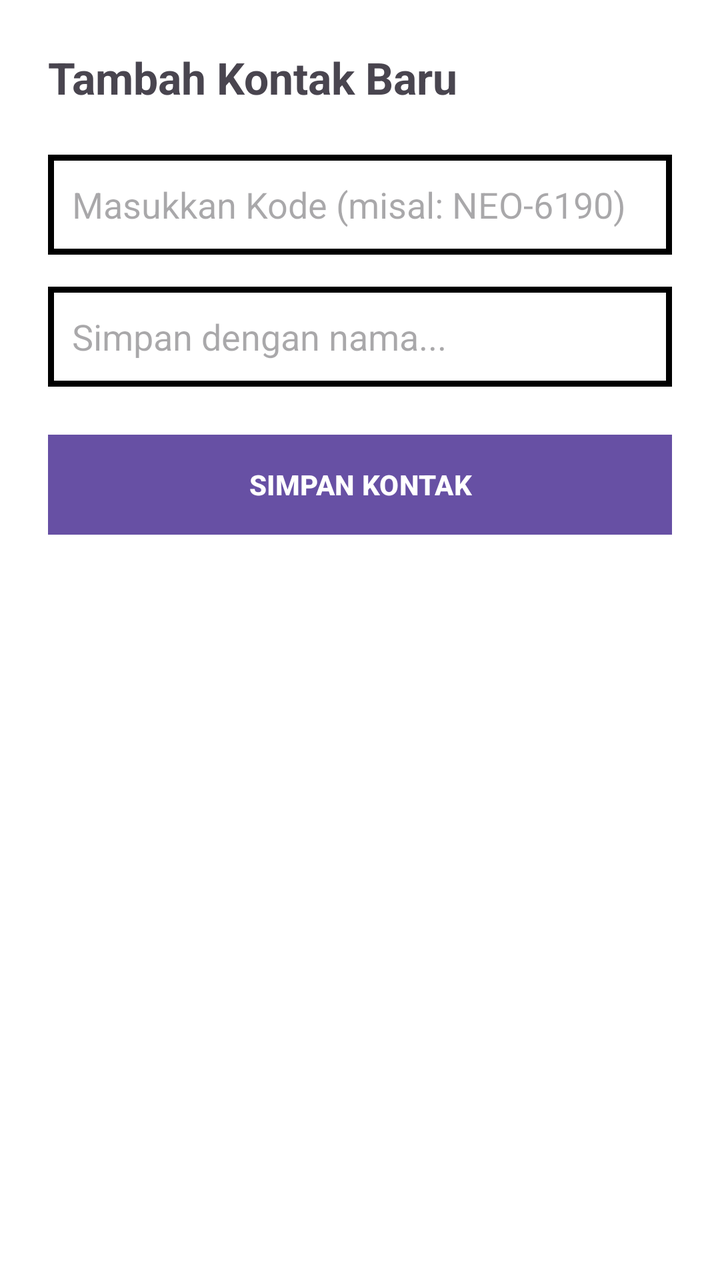
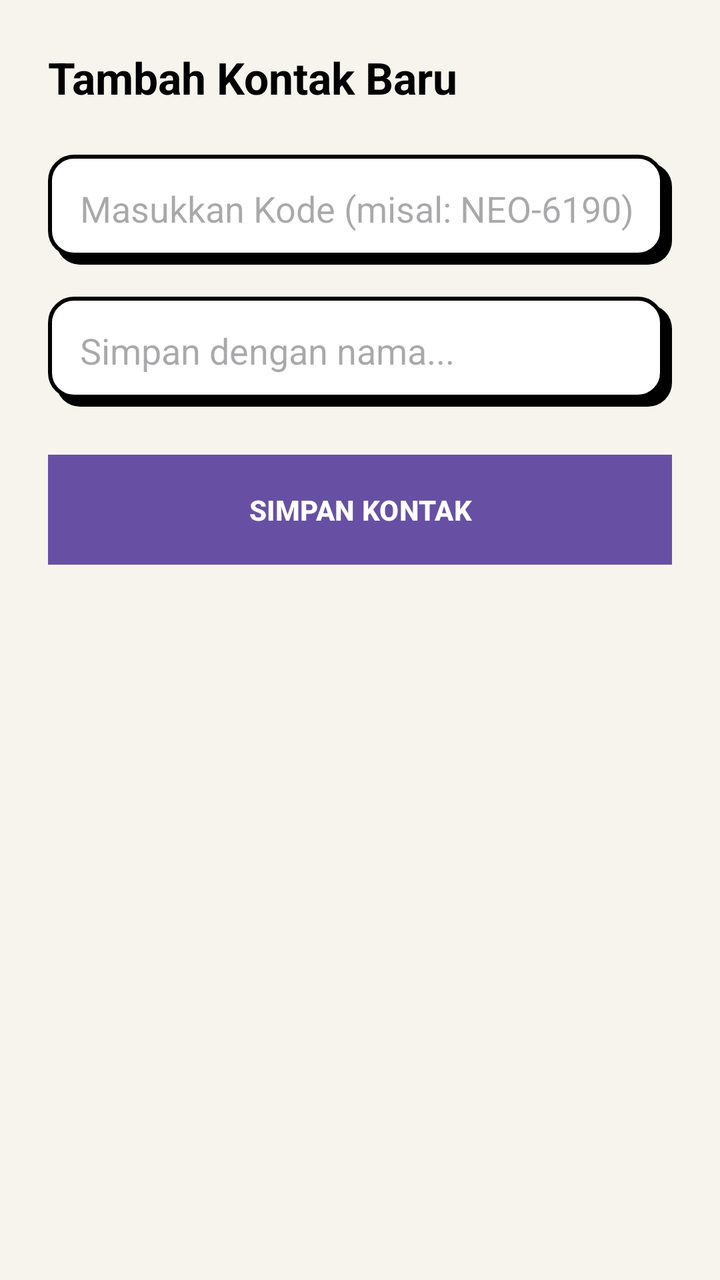

An Android layout rendered at two revisions. The XML below is the earlier revision; the diff shows what the commit changed to produce the second picture.
<!-- AndroidManifest.xml: application theme Theme.Material3.DayNight.NoActionBar -->
<!-- res/layout/activity_add_contact.xml -->
<?xml version="1.0" encoding="utf-8"?>
<LinearLayout xmlns:android="http://schemas.android.com/apk/res/android"
    android:layout_width="match_parent"
    android:layout_height="match_parent"
    android:orientation="vertical"
    android:background="#FFFFFF"
    android:padding="24dp">

    <TextView
        android:layout_width="wrap_content"
        android:layout_height="wrap_content"
        android:text="Tambah Kontak Baru"
        android:textSize="22sp"
        android:textStyle="bold"
        android:layout_marginBottom="24dp"/>

    <EditText
        android:id="@+id/etContactCode"
        android:layout_width="match_parent"
        android:layout_height="50dp"
        android:background="@drawable/nb_edittext_bg"
        android:hint="Masukkan Kode (misal: NEO-6190)"
        android:padding="12dp"
        android:layout_marginBottom="16dp"/>

    <EditText
        android:id="@+id/etContactName"
        android:layout_width="match_parent"
        android:layout_height="50dp"
        android:background="@drawable/nb_edittext_bg"
        android:hint="Simpan dengan nama..."
        android:padding="12dp"
        android:layout_marginBottom="24dp"/>

    <Button
        android:id="@+id/btnSaveContact"
        android:layout_width="match_parent"
        android:layout_height="50dp"
        android:background="@drawable/nb_button_bg"
        android:text="SIMPAN KONTAK"
        android:textColor="#FFFFFF"
        android:textStyle="bold"/>

</LinearLayout>
<!-- resources referenced by this layout -->
<resources>
  <!-- drawable nb_button_bg (drawable) -->
  <?xml version="1.0" encoding="utf-8"?>
  <shape xmlns:android="http://schemas.android.com/apk/res/android">
      <solid android:color="@color/nb_black" />
      <stroke android:width="3dp" android:color="@color/nb_black" />
      <corners android:radius="0dp" />
  </shape>
  <!-- drawable nb_edittext_bg (drawable) -->
  <?xml version="1.0" encoding="utf-8"?>
  <shape xmlns:android="http://schemas.android.com/apk/res/android">
      <solid android:color="@color/nb_white" />
      <stroke android:width="3dp" android:color="@color/nb_black" />
      <corners android:radius="0dp" />
  </shape>
  <color name="nb_black">#000000</color>
  <color name="nb_white">#FFFFFF</color>
</resources>

<!-- the commit's change to res/layout/activity_add_contact.xml (unified diff, before → after) -->
@@ -3,7 +3,7 @@
     android:layout_width="match_parent"
     android:layout_height="match_parent"
     android:orientation="vertical"
-    android:background="#FFFFFF"
+    android:background="@color/nb_bg"
     android:padding="24dp">
 
     <TextView
@@ -12,33 +12,40 @@
         android:text="Tambah Kontak Baru"
         android:textSize="22sp"
         android:textStyle="bold"
+        android:textColor="@color/nb_black"
         android:layout_marginBottom="24dp"/>
 
+    
     <EditText
         android:id="@+id/etContactCode"
         android:layout_width="match_parent"
-        android:layout_height="50dp"
-        android:background="@drawable/nb_edittext_bg"
+        android:layout_height="55dp"
+        android:background="@drawable/nb_box_white"
         android:hint="Masukkan Kode (misal: NEO-6190)"
-        android:padding="12dp"
-        android:layout_marginBottom="16dp"/>
+        android:padding="16dp"
+        android:layout_marginBottom="16dp"
+        android:importantForAutofill="no"/>
 
     <EditText
         android:id="@+id/etContactName"
         android:layout_width="match_parent"
-        android:layout_height="50dp"
-        android:background="@drawable/nb_edittext_bg"
+        android:layout_height="55dp"
+        android:background="@drawable/nb_box_white"
         android:hint="Simpan dengan nama..."
-        android:padding="12dp"
-        android:layout_marginBottom="24dp"/>
+        android:padding="16dp"
+        android:layout_marginBottom="24dp"
+        android:importantForAutofill="no"/>
 
+    
     <Button
         android:id="@+id/btnSaveContact"
         android:layout_width="match_parent"
-        android:layout_height="50dp"
+        android:layout_height="55dp"
         android:background="@drawable/nb_button_bg"
         android:text="SIMPAN KONTAK"
-        android:textColor="#FFFFFF"
-        android:textStyle="bold"/>
+        android:textColor="@color/nb_white"
+        android:textStyle="bold"
+        android:foreground="?attr/selectableItemBackground"
+        android:stateListAnimator="@null"/>
 
 </LinearLayout>
<!-- resource entries referenced after the edit -->
@@ -1,5 +1,6 @@
 <!-- resources referenced by this layout -->
 <resources>
+  <color name="nb_bg">#F7F4ED</color>
   <!-- drawable nb_button_bg (drawable) -->
   <?xml version="1.0" encoding="utf-8"?>
   <shape xmlns:android="http://schemas.android.com/apk/res/android">
@@ -7,14 +8,26 @@
       <stroke android:width="3dp" android:color="@color/nb_black" />
       <corners android:radius="0dp" />
   </shape>
-  <!-- drawable nb_edittext_bg (drawable) -->
-  <?xml version="1.0" encoding="utf-8"?>
-  <shape xmlns:android="http://schemas.android.com/apk/res/android">
-      <solid android:color="@color/nb_white" />
-      <stroke android:width="3dp" android:color="@color/nb_black" />
-      <corners android:radius="0dp" />
-  </shape>
   <color name="nb_black">#000000</color>
   <color name="nb_white">#FFFFFF</color>
+  <!-- drawable nb_box_white (drawable) -->
+  <?xml version="1.0" encoding="utf-8"?>
+  <layer-list xmlns:android="http://schemas.android.com/apk/res/android">
+      
+      <item android:left="4dp" android:top="4dp">
+          <shape>
+              <solid android:color="@color/nb_black" />
+              <corners android:radius="12dp" />
+          </shape>
+      </item>
+      
+      <item android:right="4dp" android:bottom="4dp">
+          <shape>
+              <solid android:color="@color/nb_white" />
+              <stroke android:width="2dp" android:color="@color/nb_black" />
+              <corners android:radius="12dp" />
+          </shape>
+      </item>
+  </layer-list>
 </resources>
 
